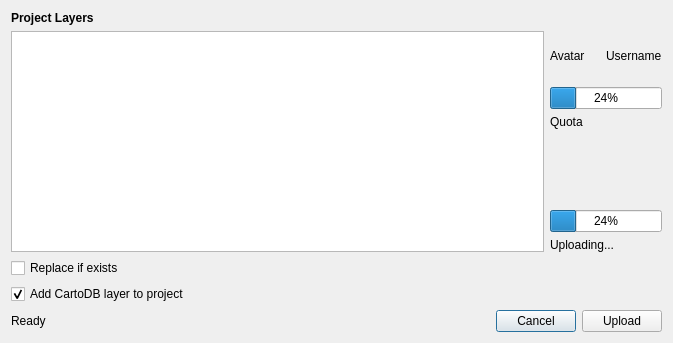
Before: the Qt Designer form ui/Upload.ui in gkudos/qgis-cartodb, drawn with Qt 5.
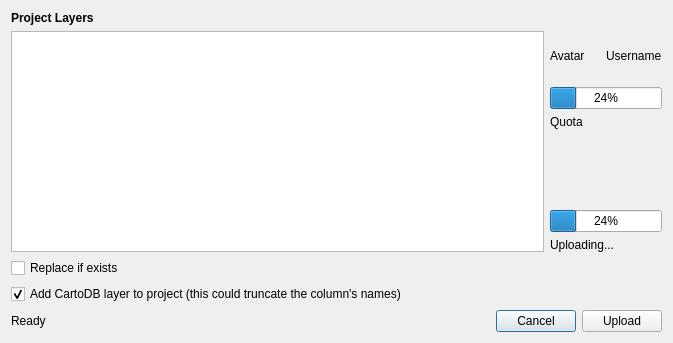
After: the same form once the commit is applied.

Commit message: Fix add cartodb_id field to updated layers

What changed in the file:
```diff
--- a/ui/Upload.ui
+++ b/ui/Upload.ui
@@ -153,7 +153,7 @@
       <bool>true</bool>
      </property>
      <property name="text">
-      <string>Add CartoDB layer to project</string>
+      <string>Add CartoDB layer to project (this could truncate the column's names)</string>
      </property>
      <property name="checked">
       <bool>true</bool>
```
The commit also changes 6 other files.
